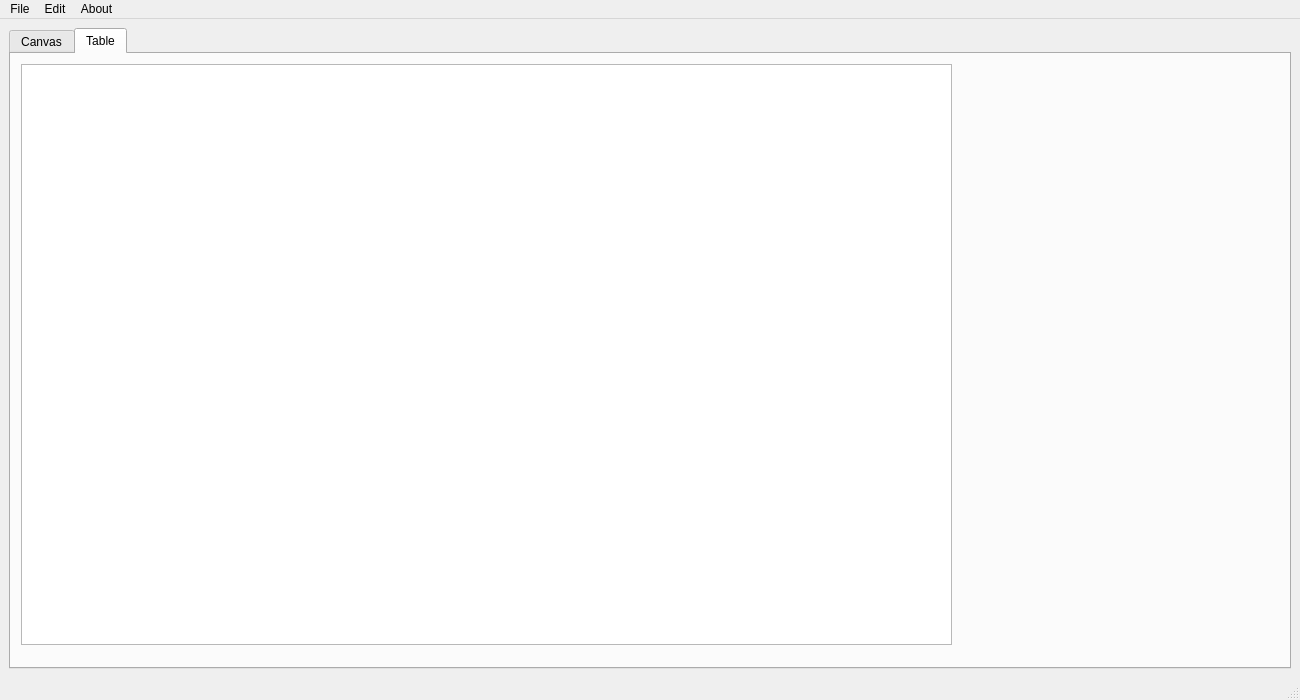
25wes25/include-dad-, file -include-dad-/CoolCats/maininterface.ui: the form before one commit.
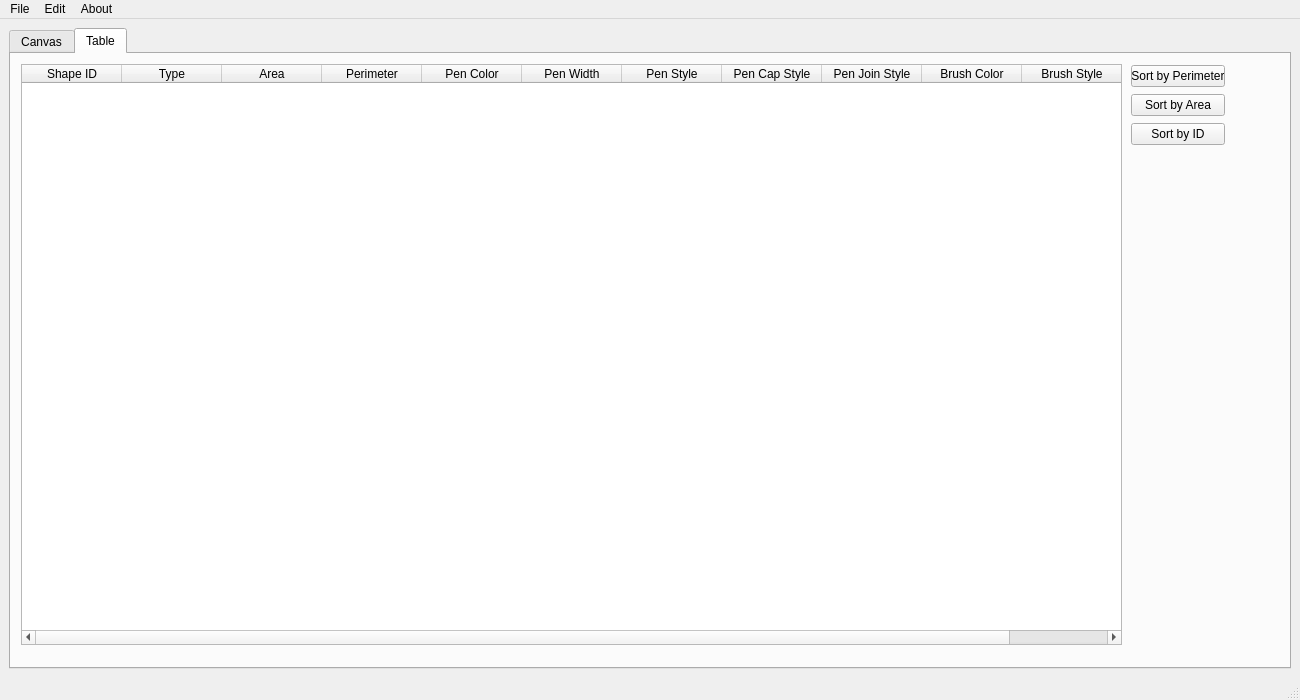
The form after the commit. The open tabs and pages were chosen to show the change.

```diff
--- a/-include-dad-/CoolCats/maininterface.ui
+++ b/-include-dad-/CoolCats/maininterface.ui
@@ -660,10 +660,98 @@
          <rect>
           <x>10</x>
           <y>10</y>
-          <width>931</width>
+          <width>1101</width>
           <height>581</height>
          </rect>
         </property>
+        <column>
+         <property name="text">
+          <string>Shape ID</string>
+         </property>
+        </column>
+        <column>
+         <property name="text">
+          <string>Type</string>
+         </property>
+        </column>
+        <column>
+         <property name="text">
+          <string>Area</string>
+         </property>
+        </column>
+        <column>
+         <property name="text">
+          <string>Perimeter</string>
+         </property>
+        </column>
+        <column>
+         <property name="text">
+          <string>Pen Color</string>
+         </property>
+        </column>
+        <column>
+         <property name="text">
+          <string>Pen Width</string>
+         </property>
+        </column>
+        <column>
+         <property name="text">
+          <string>Pen Style</string>
+         </property>
+        </column>
+        <column>
+         <property name="text">
+          <string>Pen Cap Style</string>
+         </property>
+        </column>
+        <column>
+         <property name="text">
+          <string>Pen Join Style</string>
+         </property>
+        </column>
+        <column>
+         <property name="text">
+          <string>Brush Color</string>
+         </property>
+        </column>
+        <column>
+         <property name="text">
+          <string>Brush Style</string>
+         </property>
+        </column>
+       </widget>
+       <widget class="QWidget" name="layoutWidget">
+        <property name="geometry">
+         <rect>
+          <x>1120</x>
+          <y>10</y>
+          <width>94</width>
+          <height>83</height>
+         </rect>
+        </property>
+        <layout class="QVBoxLayout" name="verticalLayout">
+         <item>
+          <widget class="QPushButton" name="button_SortPerimeter">
+           <property name="text">
+            <string>Sort by Perimeter</string>
+           </property>
+          </widget>
+         </item>
+         <item>
+          <widget class="QPushButton" name="button_SortArea">
+           <property name="text">
+            <string>Sort by Area</string>
+           </property>
+          </widget>
+         </item>
+         <item>
+          <widget class="QPushButton" name="button_SortID">
+           <property name="text">
+            <string>Sort by ID</string>
+           </property>
+          </widget>
+         </item>
+        </layout>
        </widget>
       </widget>
      </widget>
```
Left out of the diff: 178 changed lines with no effect on the pictures.
